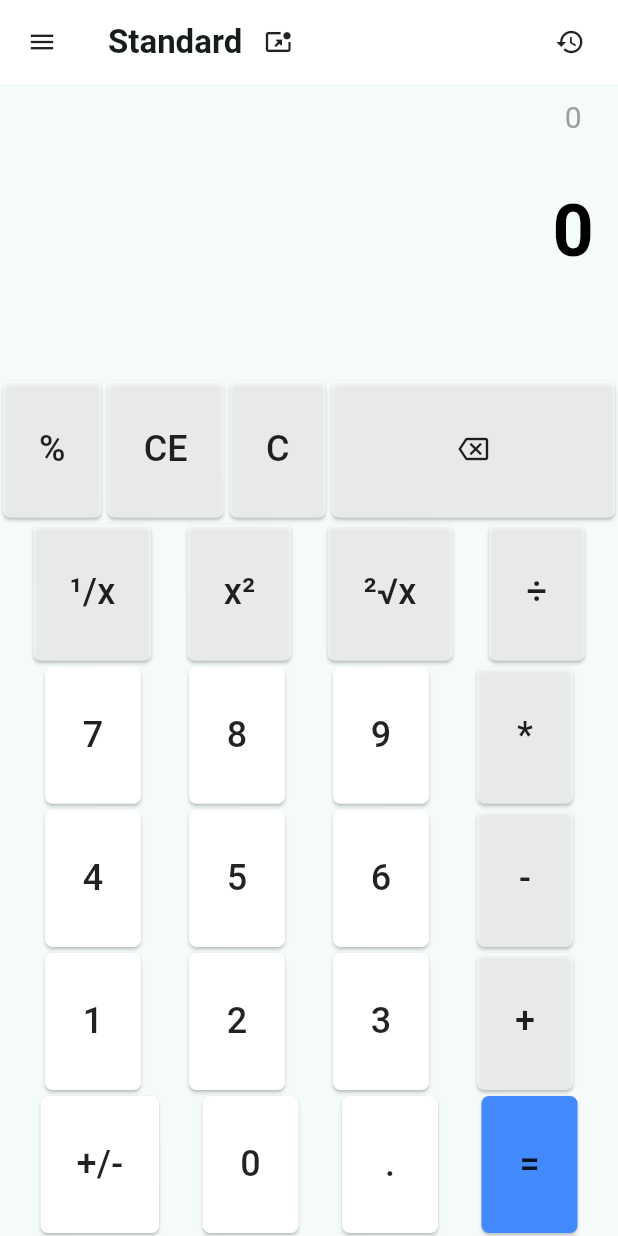
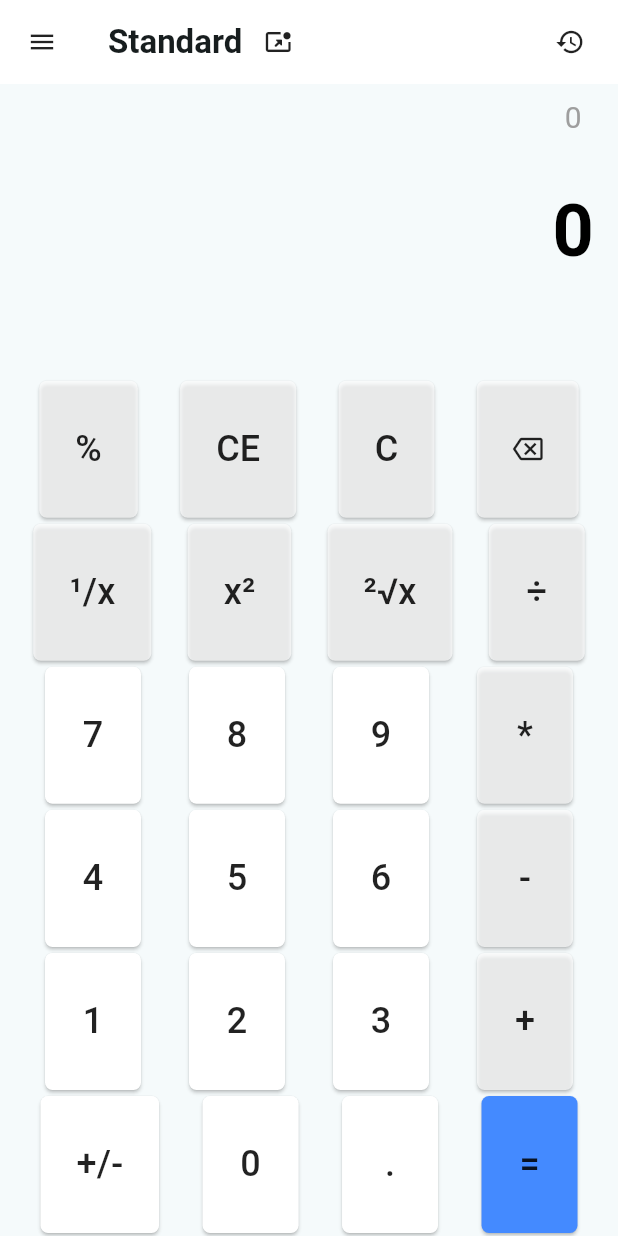
Before and after one commit to sikatikenmogne/flutter_calculator, a Flutter app: the screen it shows after launch, on a phone screen of 412 x 824 dp. Run offline on Flutter 3.47's test engine with Material 3 defaults, Android fonts, the phone set to English and light mode, and no system bars.

Commit message:
refactor: simplify CalculatorIconButton build method
Simplify the build method of the CalculatorIconButton widget by removing the unnecessary Expanded widget. This change improves code efficiency and readability.

```diff
--- a/lib/src/widgets/calculator_icon_button.dart
+++ b/lib/src/widgets/calculator_icon_button.dart
@@ -14,8 +14,7 @@ class CalculatorIconButton extends StatelessWidget {
 
   @override
   Widget build(BuildContext context) {
-    return Expanded(
-        child: Padding(
+    return Padding(
         padding: const EdgeInsets.all(2.0),
         child: ElevatedButton(
           onPressed: onPressed,
@@ -31,6 +30,6 @@ class CalculatorIconButton extends StatelessWidget {
             color: Colors.black87,
             size: 20.0,
           ),
-            )));
+        ));
   }
 }
```
Lines whose indentation alone changed are shown as unchanged.
